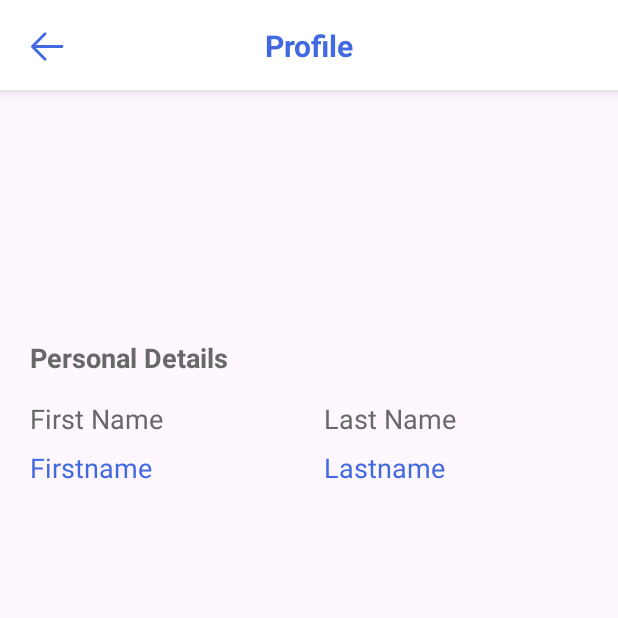
After one commit to JudemichaelArriba/MyBabyVax-Mobile-Application, an Android app: the AccountInfoPage screen opened directly, with no data from a screen before it, on a phone screen of 412 x 824 dp, the top half of it. The commit adds this screen. Run offline under Robolectric (Android 15) with nearby library versions, the phone set to English and light mode, and no system bars; our stand-ins replace CircleImageView.

Commit message:
added profile info

```diff
--- a/app/src/main/AndroidManifest.xml
+++ b/app/src/main/AndroidManifest.xml
@@ -11,18 +11,20 @@
         android:roundIcon="@mipmap/ic_launcher_round"
         android:supportsRtl="true"
         android:theme="@style/Theme.IPTFinal">
-
+        <activity
+            android:name=".pages.AccountInfoPage"
+            android:exported="false" />
         <activity
             android:name=".components.bottomNav"
             android:exported="false" />
         <activity
             android:name=".MainActivity"
-            android:windowSoftInputMode="adjustResize|stateHidden"
-            android:exported="true" />
+            android:exported="true"
+            android:windowSoftInputMode="adjustResize|stateHidden" />
         <activity
             android:name=".pages.signup"
-            android:windowSoftInputMode="adjustResize|stateHidden"
-            android:exported="false" />
+            android:exported="false"
+            android:windowSoftInputMode="adjustResize|stateHidden" />
         <activity
             android:name=".OnboardingActivity"
             android:exported="true">
--- /dev/null
+++ b/app/src/main/java/com/example/iptfinal/pages/AccountInfoPage.kt
@@ -0,0 +1,31 @@
+package com.example.iptfinal.pages
+
+import android.os.Bundle
+import androidx.activity.enableEdgeToEdge
+import androidx.appcompat.app.AppCompatActivity
+import androidx.appcompat.app.AppCompatDelegate
+import androidx.core.view.ViewCompat
+import androidx.core.view.WindowInsetsCompat
+import com.example.iptfinal.R
+import com.example.iptfinal.databinding.ActivityAccountInfoPageBinding
+import com.example.iptfinal.databinding.ActivityMainBinding
+
+class AccountInfoPage : AppCompatActivity() {
+
+    private lateinit var binding: ActivityAccountInfoPageBinding
+
+    override fun onCreate(savedInstanceState: Bundle?) {
+        super.onCreate(savedInstanceState)
+        enableEdgeToEdge()
+        binding = ActivityAccountInfoPageBinding.inflate(layoutInflater)
+        setContentView(binding.root)
+        AppCompatDelegate.setDefaultNightMode(AppCompatDelegate.MODE_NIGHT_NO)
+
+
+        ViewCompat.setOnApplyWindowInsetsListener(findViewById(R.id.main)) { v, insets ->
+            val systemBars = insets.getInsets(WindowInsetsCompat.Type.systemBars())
+            v.setPadding(systemBars.left, systemBars.top, systemBars.right, systemBars.bottom)
+            insets
+        }
+    }
+}
--- a/app/src/main/java/com/example/iptfinal/pages/profilePage.kt
+++ b/app/src/main/java/com/example/iptfinal/pages/profilePage.kt
@@ -1,5 +1,6 @@
 package com.example.iptfinal.pages
 
+import android.content.Context.MODE_PRIVATE
 import android.content.Intent
 import android.os.Bundle
 import android.util.Log
@@ -47,6 +48,21 @@ class profilePage : Fragment() {
 
         binding.emailText.text = email
 
+
+
+
+
+
+
+
+
+
+        binding.accountInfo.setOnClickListener {
+
+
+
+
+        }
         binding.username.text = username
         binding.logout.setOnClickListener {
 
--- /dev/null
+++ b/app/src/main/res/drawable/back.xml
@@ -0,0 +1,12 @@
+<vector xmlns:android="http://schemas.android.com/apk/res/android"
+    android:width="800dp"
+    android:height="800dp"
+    android:viewportWidth="1024"
+    android:viewportHeight="1024">
+  <path
+      android:pathData="M224,480h640a32,32 0,1 1,0 64H224a32,32 0,0 1,0 -64z"
+      android:fillColor="#000000"/>
+  <path
+      android:pathData="m237.2,512 l265.4,265.3a32,32 0,0 1,-45.3 45.3l-288,-288a32,32 0,0 1,0 -45.3l288,-288a32,32 0,1 1,45.3 45.3L237.2,512z"
+      android:fillColor="#000000"/>
+</vector>
--- /dev/null
+++ b/app/src/main/res/layout/activity_account_info_page.xml
@@ -0,0 +1,132 @@
+<?xml version="1.0" encoding="utf-8"?>
+<androidx.constraintlayout.widget.ConstraintLayout xmlns:android="http://schemas.android.com/apk/res/android"
+    xmlns:app="http://schemas.android.com/apk/res-auto"
+    xmlns:tools="http://schemas.android.com/tools"
+    android:id="@+id/main"
+    android:layout_width="match_parent"
+    android:layout_height="match_parent"
+    tools:context=".pages.AccountInfoPage">
+
+
+    <androidx.cardview.widget.CardView
+        android:id="@+id/cardView"
+        android:layout_width="0dp"
+        android:layout_height="60dp"
+        android:elevation="10dp"
+        app:cardCornerRadius="0dp"
+        app:cardElevation="6dp"
+        app:layout_constraintEnd_toEndOf="parent"
+        app:layout_constraintStart_toStartOf="parent"
+        app:layout_constraintTop_toTopOf="parent">
+
+        <androidx.constraintlayout.widget.ConstraintLayout
+            android:layout_width="match_parent"
+            android:layout_height="match_parent">
+
+            <ImageView
+                android:id="@+id/imageView6"
+                android:layout_width="30dp"
+                android:layout_height="30dp"
+                android:layout_marginStart="16dp"
+                android:layout_marginTop="16dp"
+                android:src="@drawable/back"
+                app:layout_constraintStart_toStartOf="parent"
+                app:layout_constraintTop_toTopOf="parent"
+                app:tint="@color/mainColor" />
+
+            <TextView
+                android:id="@+id/textViewProfile"
+                android:layout_width="wrap_content"
+                android:layout_height="wrap_content"
+                android:text="Profile"
+                android:textColor="@color/mainColor"
+                android:textSize="20sp"
+                android:textStyle="bold"
+                app:layout_constraintBottom_toBottomOf="parent"
+                app:layout_constraintEnd_toEndOf="parent"
+                app:layout_constraintStart_toStartOf="parent"
+                app:layout_constraintTop_toTopOf="parent" />
+        </androidx.constraintlayout.widget.ConstraintLayout>
+    </androidx.cardview.widget.CardView>
+
+
+    <com.google.android.material.imageview.ShapeableImageView
+        android:id="@+id/profileImage"
+        android:layout_width="120dp"
+        android:layout_height="120dp"
+        android:layout_marginTop="90dp"
+        android:scaleType="centerCrop"
+        app:layout_constraintEnd_toEndOf="parent"
+        app:layout_constraintStart_toStartOf="parent"
+        app:layout_constraintTop_toTopOf="parent"
+        app:shapeAppearanceOverlay="@style/CircleImageView" />
+
+
+    <TextView
+        android:id="@+id/info"
+        android:layout_width="wrap_content"
+        android:layout_height="wrap_content"
+        android:layout_marginStart="20dp"
+        android:layout_marginTop="16dp"
+        android:text="Personal Details"
+        android:textColor="@color/secondary"
+        android:textSize="18sp"
+        android:textStyle="bold"
+        app:layout_constraintStart_toStartOf="parent"
+        app:layout_constraintTop_toBottomOf="@id/profileImage" />
+
+
+    <TextView
+        android:id="@+id/firstNameSign"
+        android:layout_width="0dp"
+        android:layout_height="wrap_content"
+        android:layout_marginTop="16dp"
+        android:text="First Name"
+        android:textColor="@color/secondary"
+        android:textSize="18sp"
+        app:layout_constraintEnd_toStartOf="@id/lastNameSign"
+        app:layout_constraintHorizontalWeight="1"
+        app:layout_constraintStart_toStartOf="@id/info"
+        app:layout_constraintTop_toBottomOf="@id/info" />
+
+
+    <TextView
+        android:id="@+id/lastNameSign"
+        android:layout_width="0dp"
+        android:layout_height="wrap_content"
+        android:layout_marginTop="16dp"
+        android:text="Last Name"
+        android:textColor="@color/secondary"
+        android:textSize="18sp"
+        app:layout_constraintEnd_toEndOf="parent"
+        app:layout_constraintHorizontalWeight="1"
+        app:layout_constraintStart_toEndOf="@id/firstNameSign"
+        app:layout_constraintTop_toBottomOf="@id/info" />
+
+
+    <TextView
+        android:id="@+id/firstnameTv"
+        android:layout_width="0dp"
+        android:layout_height="wrap_content"
+        android:layout_marginTop="8dp"
+        android:text="Firstname"
+        android:textColor="@color/mainColor"
+        android:textSize="18sp"
+        app:layout_constraintEnd_toEndOf="@id/firstNameSign"
+        app:layout_constraintStart_toStartOf="@id/firstNameSign"
+        app:layout_constraintTop_toBottomOf="@id/firstNameSign" />
+
+
+    <TextView
+        android:id="@+id/lastnameTv"
+        android:layout_width="0dp"
+        android:layout_height="wrap_content"
+        android:layout_marginTop="8dp"
+        android:text="Lastname"
+        android:textColor="@color/mainColor"
+        android:textSize="18sp"
+        app:layout_constraintEnd_toEndOf="@id/lastNameSign"
+        app:layout_constraintStart_toStartOf="@id/lastNameSign"
+        app:layout_constraintTop_toBottomOf="@id/lastNameSign" />
+
+</androidx.constraintlayout.widget.ConstraintLayout>
--- a/app/src/main/res/layout/fragment_profile_page.xml
+++ b/app/src/main/res/layout/fragment_profile_page.xml
@@ -91,7 +91,7 @@
 
 
             <TextView
-                android:id="@+id/accountInfor"
+                android:id="@+id/accountInfo"
                 android:layout_width="wrap_content"
                 android:layout_height="wrap_content"
                 android:layout_marginStart="12dp"
```
